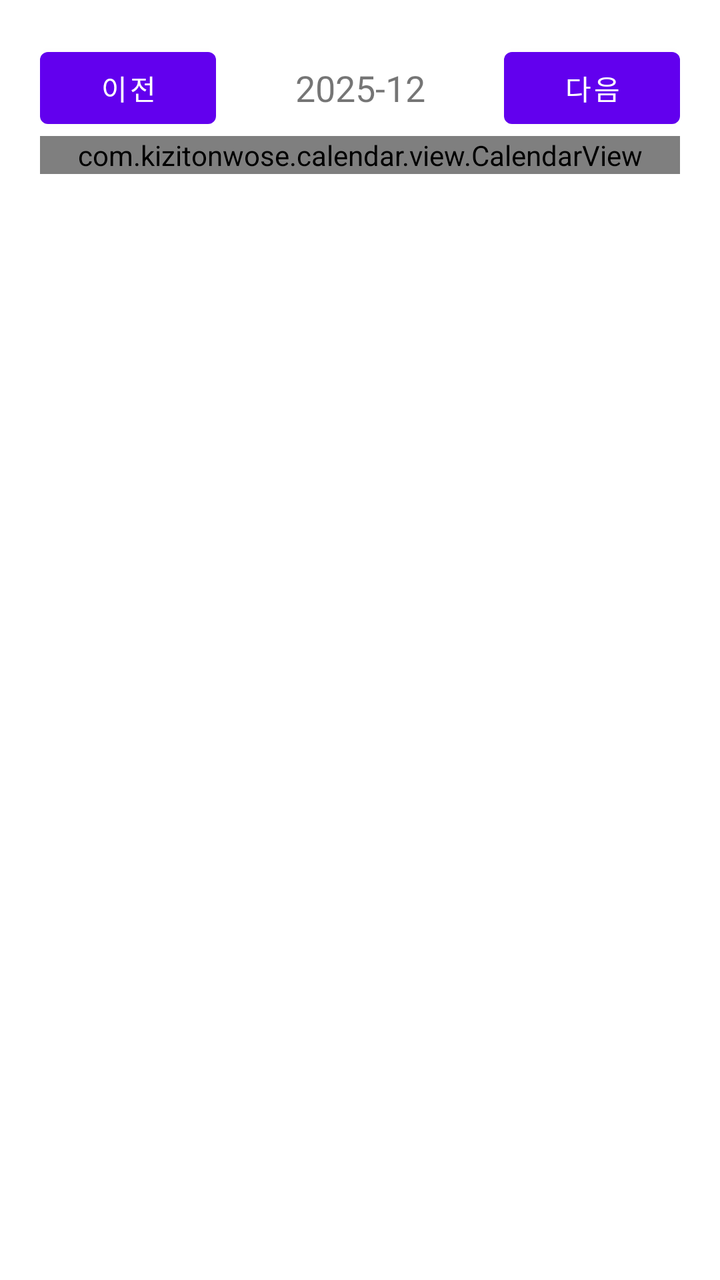
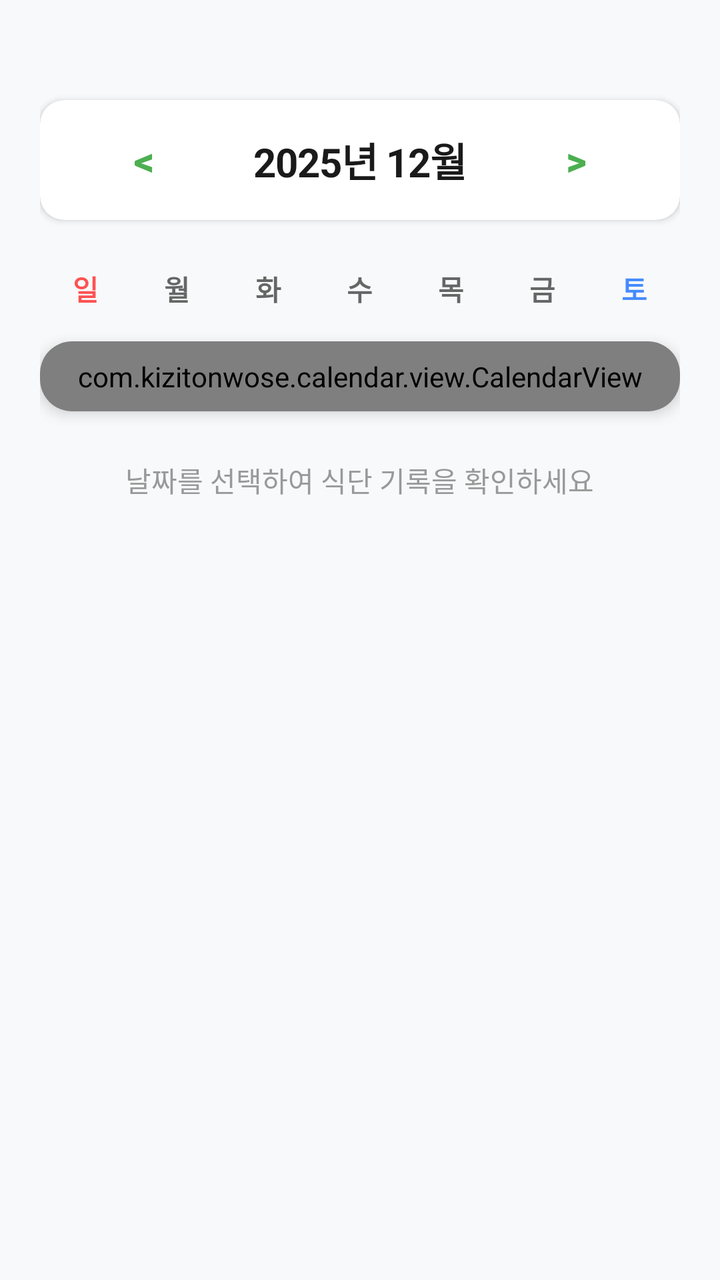

The first picture is an Android layout as it rendered before a commit; the second is the same layout after the commit. The layout source and the unified diff follow.
<!-- AndroidManifest.xml: application theme Theme.NutritionPredictorApp -->
<!-- res/layout/fragment_calendar.xml -->
<?xml version="1.0" encoding="utf-8"?>
<LinearLayout xmlns:android="http://schemas.android.com/apk/res/android"
    xmlns:app="http://schemas.android.com/apk/res-auto"
    android:orientation="vertical"
    android:layout_width="match_parent"
    android:layout_height="match_parent"
    android:padding="20dp"
    android:layout_marginTop="50dp">

    
    <LinearLayout
        android:layout_width="match_parent"
        android:layout_height="wrap_content"
        android:orientation="horizontal"
        android:gravity="center_vertical">

        <Button
            android:id="@+id/btPrev"
            android:layout_width="wrap_content"
            android:layout_height="wrap_content"
            android:text="이전" />

        <TextView
            android:id="@+id/tvMonth"
            android:layout_width="0dp"
            android:layout_height="wrap_content"
            android:layout_weight="1"
            android:gravity="center"
            android:textSize="18sp"
            android:text="2025-12" />

        <Button
            android:id="@+id/btNext"
            android:layout_width="wrap_content"
            android:layout_height="wrap_content"
            android:text="다음" />
    </LinearLayout>

    
    <com.kizitonwose.calendar.view.CalendarView
        android:id="@+id/calendarView"
        android:layout_width="match_parent"
        android:layout_height="wrap_content"
        app:cv_dayViewResource="@layout/item_calendar_day"
        app:cv_daySize="square"
        app:cv_outDateStyle="endOfGrid"
        app:layout_constraintTop_toTopOf="parent"
        app:layout_constraintBottom_toBottomOf="parent"
        app:layout_constraintStart_toStartOf="parent"
        app:layout_constraintEnd_toEndOf="parent" />
</LinearLayout>
<!-- res/layout/item_calendar_day.xml (included above) -->
<?xml version="1.0" encoding="utf-8"?>
<LinearLayout
    xmlns:android="http://schemas.android.com/apk/res/android"
    android:layout_width="match_parent"
    android:layout_height="match_parent"
    android:orientation="vertical"
    android:padding="6dp">

    <TextView
        android:id="@+id/tvDay"
        android:layout_width="wrap_content"
        android:layout_height="wrap_content"
        android:textSize="12sp"
        android:textStyle="bold" />

    <TextView
        android:id="@+id/tvFoods"
        android:layout_width="match_parent"
        android:layout_height="wrap_content"
        android:textSize="10sp"
        android:maxLines="2"
        android:ellipsize="end" />

</LinearLayout>
<!-- resources referenced by this layout -->
<resources>
  <style name="Theme.NutritionPredictorApp" parent="Theme.MaterialComponents.DayNight.DarkActionBar">
          
          <item name="colorPrimary">@color/purple_500</item>
          <item name="colorPrimaryVariant">@color/purple_700</item>
          <item name="colorOnPrimary">@color/white</item>
          
          <item name="colorSecondary">@color/teal_200</item>
          <item name="colorSecondaryVariant">@color/teal_700</item>
          <item name="colorOnSecondary">@color/black</item>
          
          <item name="android:statusBarColor">?attr/colorPrimaryVariant</item>
          
      </style>
  <color name="purple_500">#FF6200EE</color>
  <color name="purple_700">#FF3700B3</color>
  <color name="white">#FFFFFFFF</color>
  <color name="teal_200">#FF03DAC5</color>
  <color name="teal_700">#FF018786</color>
  <color name="black">#FF000000</color>
</resources>

<!-- the commit's change to res/layout/fragment_calendar.xml (unified diff, before → after) -->
@@ -1,53 +1,125 @@
 <?xml version="1.0" encoding="utf-8"?>
 <LinearLayout xmlns:android="http://schemas.android.com/apk/res/android"
     xmlns:app="http://schemas.android.com/apk/res-auto"
-    android:orientation="vertical"
+    xmlns:tools="http://schemas.android.com/tools"
     android:layout_width="match_parent"
     android:layout_height="match_parent"
-    android:padding="20dp"
-    android:layout_marginTop="50dp">
+    android:orientation="vertical"
+    android:background="#F8F9FA"
+    android:padding="20dp">
 
     
-    <LinearLayout
+    <androidx.cardview.widget.CardView
         android:layout_width="match_parent"
         android:layout_height="wrap_content"
-        android:orientation="horizontal"
-        android:gravity="center_vertical">
+        android:layout_marginTop="30dp"
+        android:layout_marginBottom="16dp"
+        app:cardCornerRadius="12dp"
+        app:cardElevation="2dp">
 
-        <Button
-            android:id="@+id/btPrev"
-            android:layout_width="wrap_content"
-            android:layout_height="wrap_content"
-            android:text="이전" />
+        <LinearLayout
+            android:layout_width="match_parent"
+            android:layout_height="60dp"
+            android:orientation="horizontal"
+            android:gravity="center_vertical"
+            android:paddingHorizontal="8dp">
 
-        <TextView
-            android:id="@+id/tvMonth"
-            android:layout_width="0dp"
-            android:layout_height="wrap_content"
-            android:layout_weight="1"
-            android:gravity="center"
-            android:textSize="18sp"
-            android:text="2025-12" />
+            
+            <Button
+                android:id="@+id/btPrev"
+                style="@style/Widget.MaterialComponents.Button.TextButton"
+                android:layout_width="wrap_content"
+                android:layout_height="wrap_content"
+                android:text="&lt;"
+                android:textSize="20sp"
+                android:textColor="#4CAF50"
+                android:textStyle="bold" />
 
-        <Button
-            android:id="@+id/btNext"
-            android:layout_width="wrap_content"
-            android:layout_height="wrap_content"
-            android:text="다음" />
-    </LinearLayout>
+            <TextView
+                android:id="@+id/tvMonth"
+                android:layout_width="0dp"
+                android:layout_height="wrap_content"
+                android:layout_weight="1"
+                android:gravity="center"
+                android:text="2025년 12월"
+                android:textColor="#1A1A1A"
+                android:textSize="20sp"
+                android:textStyle="bold"
+                android:letterSpacing="-0.02" />
+
+            
+            <Button
+                android:id="@+id/btNext"
+                style="@style/Widget.MaterialComponents.Button.TextButton"
+                android:layout_width="wrap_content"
+                android:layout_height="wrap_content"
+                android:text="&gt;"
+                android:textSize="20sp"
+                android:textColor="#4CAF50"
+                android:textStyle="bold" />
+        </LinearLayout>
+    </androidx.cardview.widget.CardView>
 
     
-    <com.kizitonwose.calendar.view.CalendarView
-        android:id="@+id/calendarView"
+    <include
+        layout="@layout/layout_calendar_day_legend"
         android:layout_width="match_parent"
         android:layout_height="wrap_content"
-        app:cv_dayViewResource="@layout/item_calendar_day"
-        app:cv_daySize="square"
-        app:cv_outDateStyle="endOfGrid"
-        app:layout_constraintTop_toTopOf="parent"
-        app:layout_constraintBottom_toBottomOf="parent"
-        app:layout_constraintStart_toStartOf="parent"
-        app:layout_constraintEnd_toEndOf="parent" />
+        android:layout_marginBottom="8dp" />
+
+    
+    <androidx.cardview.widget.CardView
+        android:layout_width="match_parent"
+        android:layout_height="wrap_content"
+        app:cardCornerRadius="16dp"
+        app:cardElevation="4dp">
+
+        <com.kizitonwose.calendar.view.CalendarView
+            android:id="@+id/calendarView"
+            android:layout_width="match_parent"
+            android:layout_height="wrap_content"
+            android:padding="8dp"
+            app:cv_dayViewResource="@layout/item_calendar_day"
+            app:cv_daySize="square"
+            app:cv_outDateStyle="endOfGrid" />
+    </androidx.cardview.widget.CardView>
+
+    
+    <TextView
+        android:layout_width="wrap_content"
+        android:layout_height="wrap_content"
+        android:layout_marginTop="24dp"
+        android:text="날짜를 선택하여 식단 기록을 확인하세요"
+        android:textColor="#999999"
+        android:textSize="14sp"
+        android:layout_gravity="center" />
+
+</LinearLayout>
+<!-- res/layout/layout_calendar_day_legend.xml (included above) -->
+<?xml version="1.0" encoding="utf-8"?>
+<LinearLayout xmlns:android="http://schemas.android.com/apk/res/android"
+    android:layout_width="match_parent"
+    android:layout_height="wrap_content"
+    android:orientation="horizontal"
+    android:paddingVertical="8dp"
+    android:weightSum="7">
+
+    <TextView
+        style="@style/CalendarLegendText"
+        android:text="일"
+        android:textColor="#FF5252" /> 
+
+    <TextView style="@style/CalendarLegendText" android:text="월" />
+    <TextView style="@style/CalendarLegendText" android:text="화" />
+    <TextView style="@style/CalendarLegendText" android:text="수" />
+    <TextView style="@style/CalendarLegendText" android:text="목" />
+    <TextView style="@style/CalendarLegendText" android:text="금" />
+
+    <TextView
+        style="@style/CalendarLegendText"
+        android:text="토"
+        android:textColor="#448AFF" /> 
+
 </LinearLayout>
 <!-- res/layout/item_calendar_day.xml (included above) -->
 <?xml version="1.0" encoding="utf-8"?>
<!-- resource entries referenced after the edit -->
@@ -1,5 +1,14 @@
 <!-- resources referenced by this layout -->
 <resources>
+  <style name="CalendarLegendText">
+          <item name="android:layout_width">0dp</item>
+          <item name="android:layout_height">wrap_content</item>
+          <item name="android:layout_weight">1</item>
+          <item name="android:gravity">center</item>
+          <item name="android:textSize">14sp</item>
+          <item name="android:textColor">#666666</item>
+          <item name="android:textStyle">bold</item>
+      </style>
   <style name="Theme.NutritionPredictorApp" parent="Theme.MaterialComponents.DayNight.DarkActionBar">
           
           <item name="colorPrimary">@color/purple_500</item>
@@ -13,8 +22,8 @@
           <item name="android:statusBarColor">?attr/colorPrimaryVariant</item>
           
       </style>
-  <color name="purple_500">#FF6200EE</color>
-  <color name="purple_700">#FF3700B3</color>
+  <color name="purple_500">#4CAF50</color>
+  <color name="purple_700">#4CAF50</color>
   <color name="white">#FFFFFFFF</color>
   <color name="teal_200">#FF03DAC5</color>
   <color name="teal_700">#FF018786</color>
